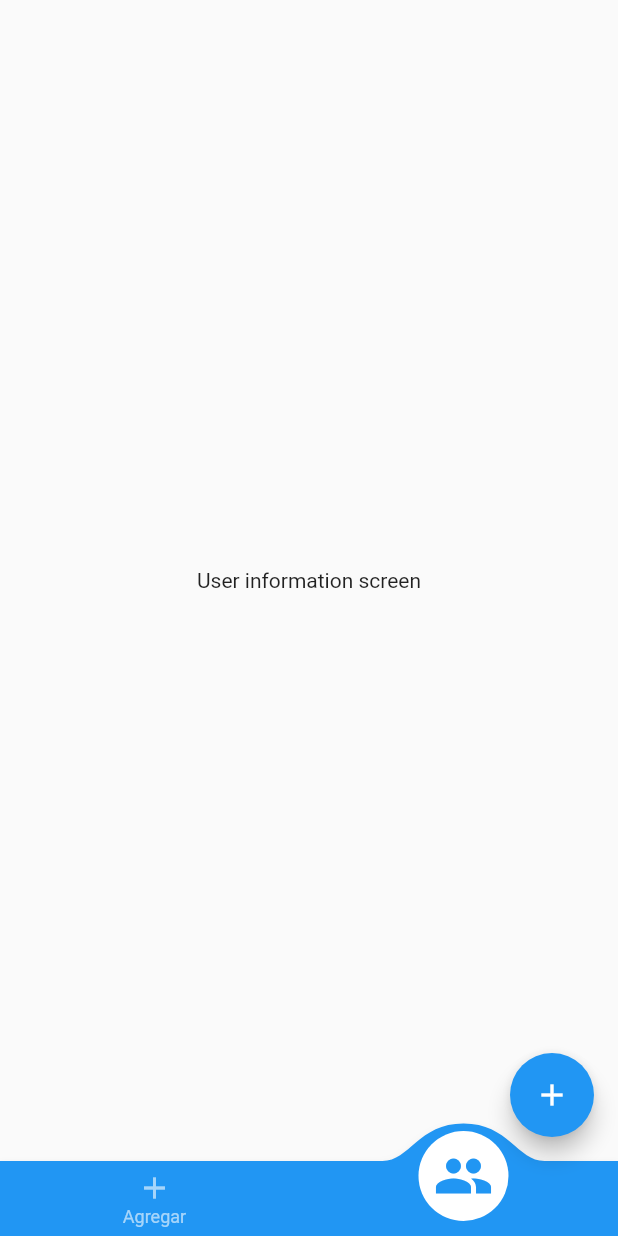
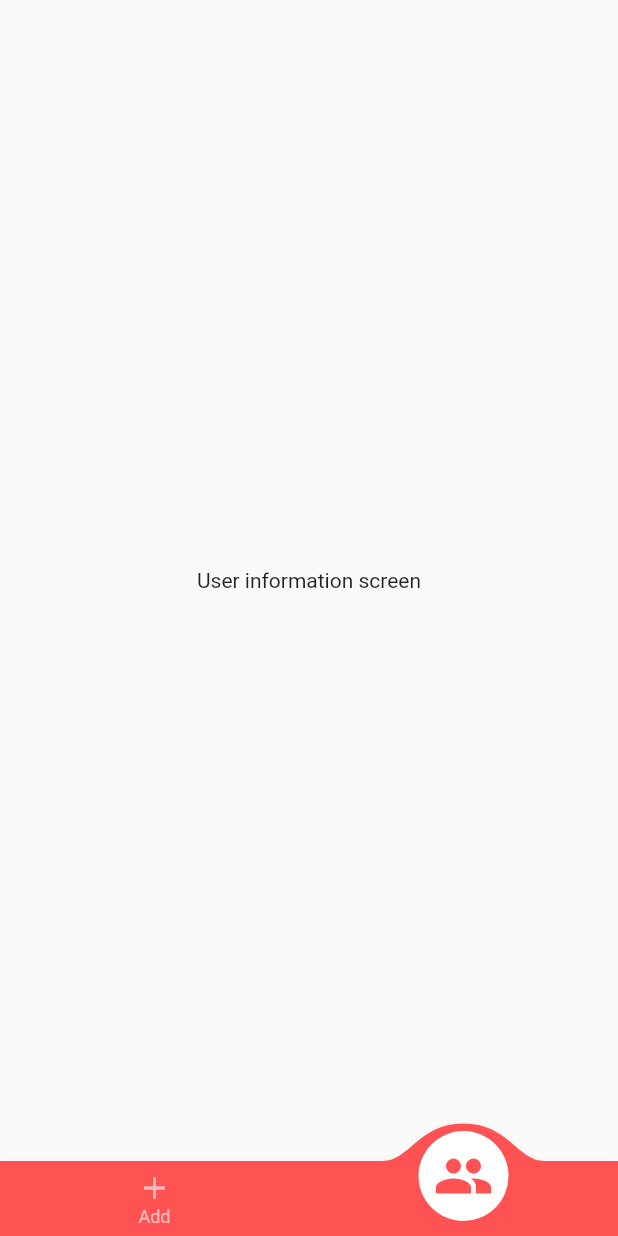
Before and after one commit to anferente20/flutter_register_form, a Flutter app: the screen it shows after launch, item 2 of the bottom bar chosen, on a phone screen of 412 x 824 dp. Run offline on Flutter 3.47's test engine with Material 2 defaults, Android fonts, the light colour scheme and no system bars; drawn by our look-alikes of convex_bottom_bar; generated files the repository leaves out were written again.

Commit message:
add internationalization

```diff
--- /dev/null
+++ b/l10n.yaml
@@ -0,0 +1,3 @@
+arb-dir: lib/l10n
+template-arb-file: app_en.arb
+output-localization-file: app_localizations.dart
--- a/lib/design/pages/main_page.dart
+++ b/lib/design/pages/main_page.dart
@@ -12,14 +12,7 @@
 }
 
 class _MainPageState extends State<MainPage> {
-  int _counter = 0;
   int indexScreen = 0;
-
-  void _incrementCounter() {
-    setState(() {
-      _counter++;
-    });
-  }
 
   void _changeScreen(int index) {
     setState(() {
@@ -34,11 +27,6 @@
         changeScreen: _changeScreen,
       ),
       body: getScreen(),
-      floatingActionButton: FloatingActionButton(
-        onPressed: _incrementCounter,
-        tooltip: 'Increment',
-        child: const Icon(Icons.add),
-      ),
     );
   }
 
--- a/lib/design/utils/bottom_bar.dart
+++ b/lib/design/utils/bottom_bar.dart
@@ -1,5 +1,6 @@
 import 'package:convex_bottom_bar/convex_bottom_bar.dart';
 import 'package:flutter/material.dart';
+import 'package:flutter_gen/gen_l10n/app_localizations.dart';
 
 class CustomBottomBar extends StatelessWidget {
   final Function(int) changeScreen;
@@ -9,9 +10,10 @@
   @override
   Widget build(BuildContext context) {
     return ConvexAppBar(
-      items: const [
-        TabItem(icon: Icons.add, title: 'Agregar'),
-        TabItem(icon: Icons.people, title: 'Usuarios'),
+      backgroundColor: Colors.redAccent,
+      items: [
+        TabItem(icon: Icons.add, title: AppLocalizations.of(context)!.add),
+        TabItem(icon: Icons.people, title: AppLocalizations.of(context)!.users),
       ],
       onTap: (int i) => changeScreen(i),
     );
--- a/lib/main.dart
+++ b/lib/main.dart
@@ -1,5 +1,7 @@
 import 'package:flutter/material.dart';
+import 'package:flutter_localizations/flutter_localizations.dart';
 import 'package:register_form/core/router.dart';
+import 'package:flutter_gen/gen_l10n/app_localizations.dart';
 
 void main() {
   runApp(const App());
@@ -13,10 +15,20 @@
   Widget build(BuildContext context) {
     return MaterialApp(
       title: 'Flutter Demo',
+      debugShowCheckedModeBanner: false,
       theme: ThemeData(
         primarySwatch: Colors.blue,
       ),
       onGenerateRoute: Routes.generateRoute,
+      supportedLocales: const [
+        Locale('en'),
+        Locale('es'),
+      ],
+      localizationsDelegates: const [
+        AppLocalizations.delegate,
+        GlobalMaterialLocalizations.delegate,
+        GlobalCupertinoLocalizations.delegate
+      ],
     );
   }
 }
--- a/pubspec.yaml
+++ b/pubspec.yaml
@@ -12,8 +12,12 @@
   flutter:
     sdk: flutter
 
+  flutter_localizations:
+    sdk: flutter
+  intl: any
   cupertino_icons: ^1.0.2
   convex_bottom_bar: ^3.2.0
+  syncfusion_flutter_datepicker: ^21.2.4
 
 dev_dependencies:
   flutter_test:
@@ -23,3 +27,4 @@
 
 flutter:
   uses-material-design: true
+  generate: true
```
Also changed, not shown: lib/design/screens/add_user_screen.dart (+70 -13 lines), lib/l10n/app_en.arb (added, +10 -0 lines), lib/l10n/app_es.arb (added, +10 -0 lines), pubspec.lock.
